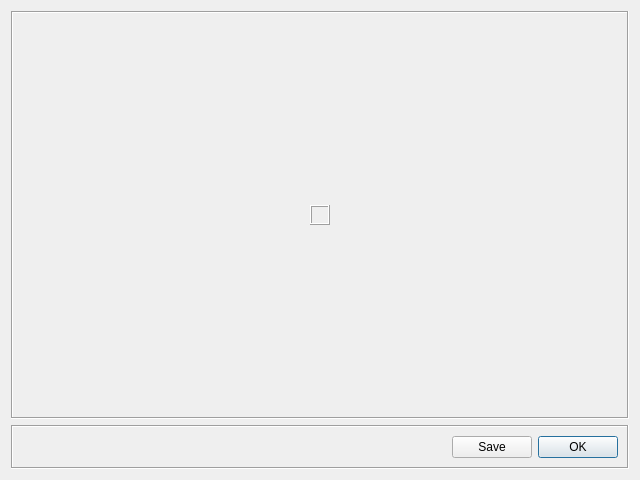
Above: resources/ui/coverviewdialog.ui from evertonstz/wiibafu before the change. Below: the same form after it.
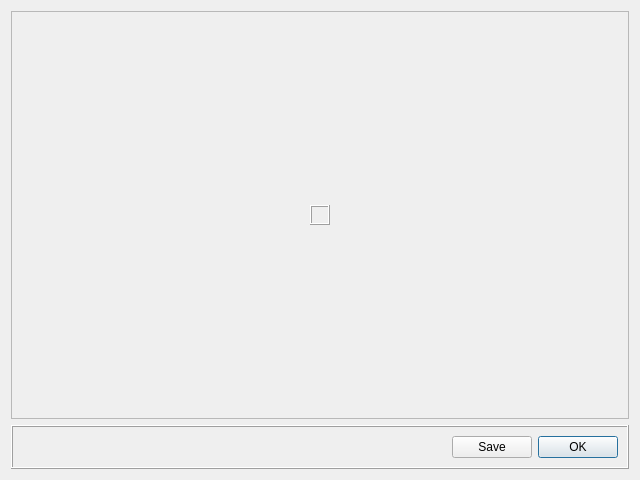
That is the form after the change. Icons and pictures are not drawn.

What changed in the file:
```diff
--- a/resources/ui/coverviewdialog.ui
+++ b/resources/ui/coverviewdialog.ui
@@ -24,7 +24,7 @@
    <item row="0" column="0">
     <widget class="QFrame" name="frame">
      <property name="frameShape">
-      <enum>QFrame::Box</enum>
+      <enum>QFrame::StyledPanel</enum>
      </property>
      <property name="frameShadow">
       <enum>QFrame::Sunken</enum>
@@ -122,7 +122,7 @@
       <enum>QFrame::Box</enum>
      </property>
      <property name="frameShadow">
-      <enum>QFrame::Sunken</enum>
+      <enum>QFrame::Raised</enum>
      </property>
      <layout class="QHBoxLayout" name="horizontalLayout">
       <item>
```
Left out of the diff: 4 changed lines with no effect on the pictures.
